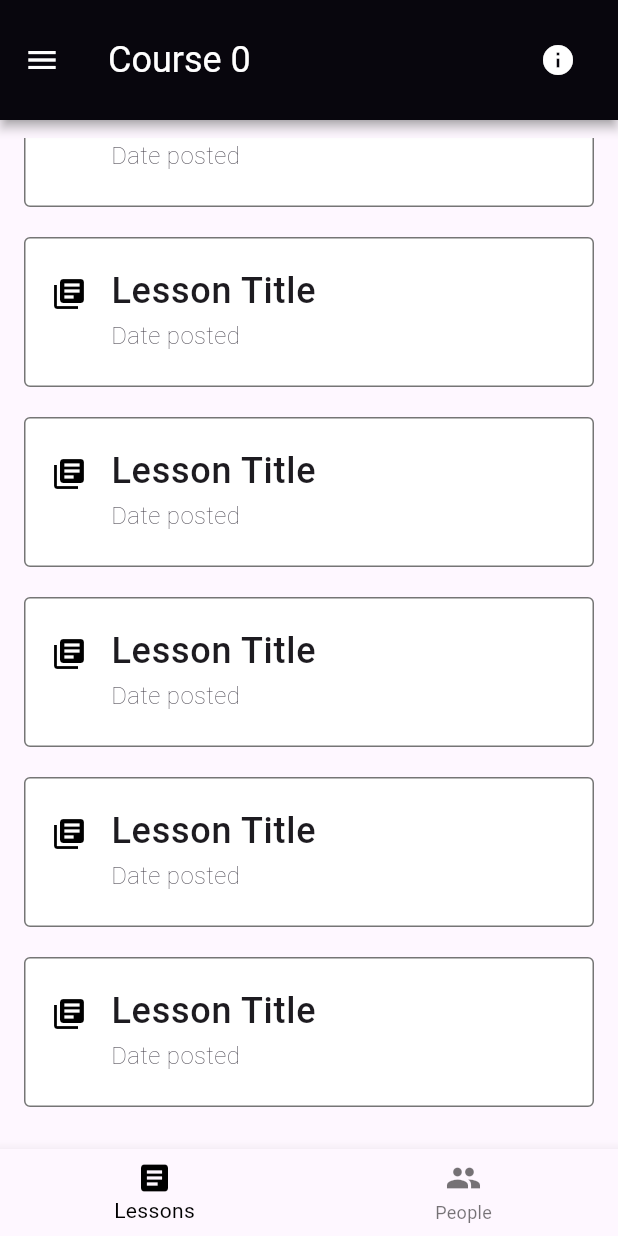
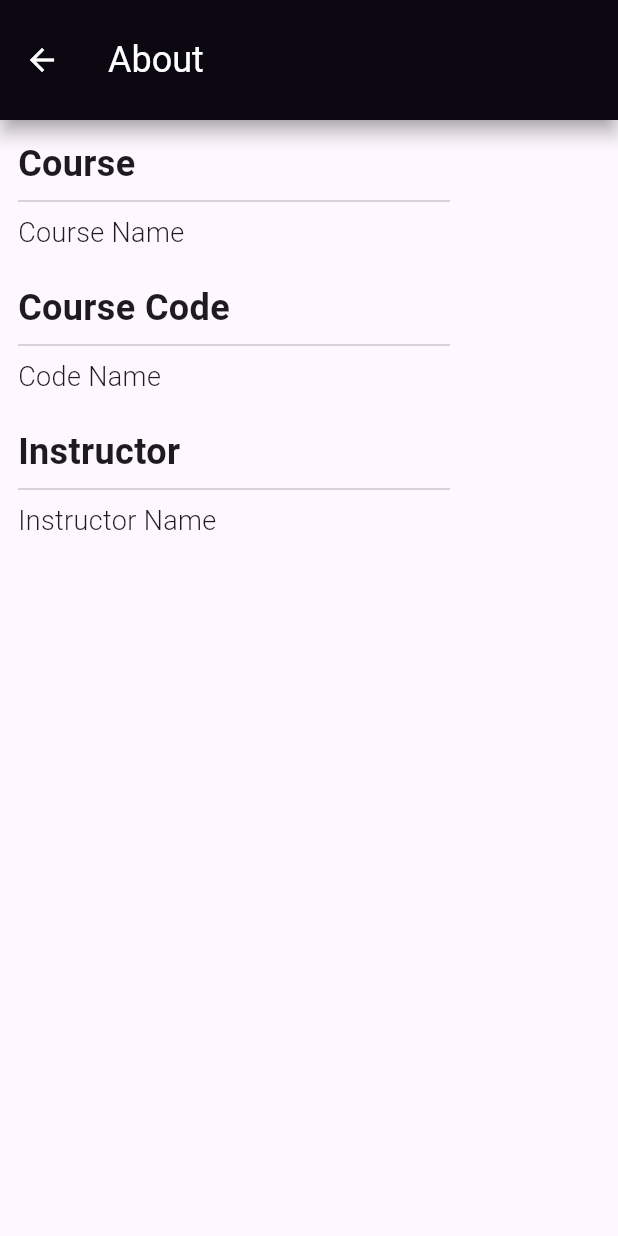
Before and after one commit to DnqxteAngelo/flutterclassroom, a Flutter app: the Coursedetails screen opened directly with empty values, scrolled down 554 dp, after a tap on the "info" icon, on a phone screen of 412 x 824 dp. Run offline on Flutter 3.47's test engine with Material 3 defaults, Android fonts, the phone set to English and light mode, and no system bars.

Commit message:
Added snackbar for unenrolling course

```diff
--- /dev/null
+++ b/lib/aboutcourse.dart
@@ -0,0 +1,77 @@
+import 'package:flutter/material.dart';
+
+class Aboutcourse extends StatefulWidget {
+  const Aboutcourse({Key? key}) : super(key: key);
+
+  @override
+  _AboutcourseState createState() => _AboutcourseState();
+}
+
+class _AboutcourseState extends State<Aboutcourse> {
+  @override
+  Widget build(BuildContext context) {
+    return Scaffold(
+        appBar: AppBar(
+          iconTheme: IconThemeData(color: Colors.white),
+          title: Text("About"),
+          toolbarHeight: 80,
+          elevation: 5.0,
+          shadowColor: Colors.grey,
+          backgroundColor: Colors.black,
+          titleTextStyle: TextStyle(
+            color: Colors.white,
+            fontSize: 24.0,
+          ),
+        ),
+        body: Padding(
+          padding: const EdgeInsets.all(12.0),
+          child: Column(
+            crossAxisAlignment: CrossAxisAlignment.start,
+            children: [
+              Text(
+                "Course",
+                style: TextStyle(fontSize: 24, fontWeight: FontWeight.w700),
+              ),
+              Padding(
+                padding: const EdgeInsets.only(right: 100),
+                child: Divider(),
+              ),
+              Text(
+                "Course Name",
+                style: TextStyle(fontSize: 18, fontWeight: FontWeight.w300),
+              ),
+              SizedBox(
+                height: 20,
+              ),
+              Text(
+                "Course Code",
+                style: TextStyle(fontSize: 24, fontWeight: FontWeight.w700),
+              ),
+              Padding(
+                padding: const EdgeInsets.only(right: 100),
+                child: Divider(),
+              ),
+              Text(
+                "Code Name",
+                style: TextStyle(fontSize: 18, fontWeight: FontWeight.w300),
+              ),
+              SizedBox(
+                height: 20,
+              ),
+              Text(
+                "Instructor",
+                style: TextStyle(fontSize: 24, fontWeight: FontWeight.w700),
+              ),
+              Padding(
+                padding: const EdgeInsets.only(right: 100),
+                child: Divider(),
+              ),
+              Text(
+                "Instructor Name",
+                style: TextStyle(fontSize: 18, fontWeight: FontWeight.w300),
+              ),
+            ],
+          ),
+        ));
+  }
+}
--- a/lib/coursedetails.dart
+++ b/lib/coursedetails.dart
@@ -1,4 +1,5 @@
 import 'package:flutter/material.dart';
+import 'package:flutterclassroom/aboutcourse.dart';
 import 'package:flutterclassroom/widget.dart';
 
 class Coursedetails extends StatefulWidget {
@@ -98,7 +99,14 @@ class _CoursedetailsState extends State<Coursedetails> {
         actions: [
           Padding(
               padding: const EdgeInsets.only(right: 16),
-              child: IconButton(onPressed: () {}, icon: Icon(Icons.info)))
+              child: IconButton(
+                  onPressed: () {
+                    Navigator.push(
+                      context,
+                      MaterialPageRoute(builder: (context) => Aboutcourse()),
+                    );
+                  },
+                  icon: Icon(Icons.info)))
         ],
       ),
       drawer: appDrawer(context),
--- a/lib/courselist.dart
+++ b/lib/courselist.dart
@@ -189,6 +189,19 @@ class _CourselistState extends State<Courselist> {
                     setState(() {
                       course -= 1;
                     });
+
+                    final snackBar = SnackBar(
+                      content: const Text('Unenrolled to course.'),
+                      action: SnackBarAction(
+                        label: 'Undo',
+                        onPressed: () {
+                          setState(() {
+                            course += 1;
+                          });
+                        },
+                      ),
+                    );
+                    ScaffoldMessenger.of(context).showSnackBar(snackBar);
                   },
                   child: Text(
                     "Proceed",
```
